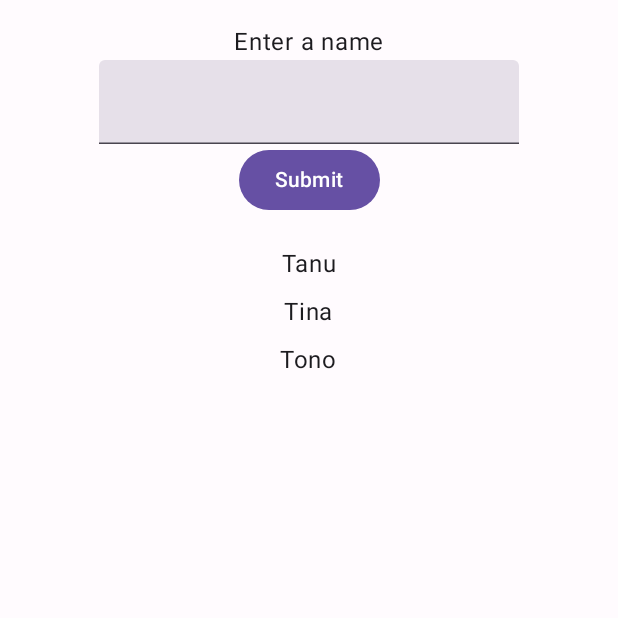
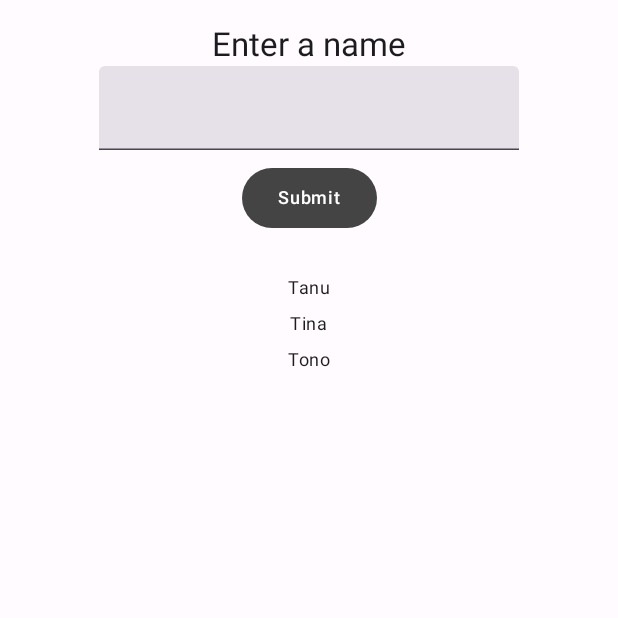
Before and after one commit to waerooo/LAB_WEEK_09, an Android app built with Jetpack Compose: the screen it shows after launch (MainActivity), on a phone screen of 412 x 824 dp, the top half of it. Run offline under Robolectric (Android 15) with nearby library versions, the phone set to English and light mode, and no system bars.

Commit message:
Commit No. 3 – UI Element and Theme

```diff
--- a/app/src/main/java/com/example/lab_week_09/MainActivity.kt
+++ b/app/src/main/java/com/example/lab_week_09/MainActivity.kt
@@ -9,7 +9,6 @@ import androidx.compose.foundation.layout.padding
 import androidx.compose.foundation.lazy.LazyColumn
 import androidx.compose.foundation.lazy.items
 import androidx.compose.foundation.text.KeyboardOptions
-import androidx.compose.material3.Button
 import androidx.compose.material3.MaterialTheme
 import androidx.compose.material3.Surface
 import androidx.compose.material3.Text
@@ -22,11 +21,14 @@ import androidx.compose.runtime.snapshots.SnapshotStateList
 import androidx.compose.ui.Alignment
 import androidx.compose.ui.Modifier
 import androidx.compose.ui.res.stringResource
-
 import androidx.compose.ui.text.input.KeyboardType
 import androidx.compose.ui.tooling.preview.Preview
 import androidx.compose.ui.unit.dp
 import com.example.lab_week_09.ui.theme.LAB_WEEK_09Theme
+import com.example.lab_week_09.R
+import com.example.lab_week_09.ui.theme.OnBackgroundItemText
+import com.example.lab_week_09.ui.theme.OnBackgroundTitleText
+import com.example.lab_week_09.ui.theme.PrimaryTextButton
 
 class MainActivity : ComponentActivity() {
     override fun onCreate(savedInstanceState: Bundle?) {
@@ -82,10 +84,16 @@ fun HomeContent(
     LazyColumn {
         item {
             Column(
-                modifier = Modifier.padding(16.dp).fillMaxSize(),
+                modifier = Modifier
+                    .padding(16.dp)
+                    .fillMaxSize(),
                 horizontalAlignment = Alignment.CenterHorizontally
             ) {
-                Text(text = stringResource(id = R.string.enter_name_hint))
+                OnBackgroundTitleText(
+                    text = stringResource(
+                        id = R.string.enter_name_hint
+                    )
+                )
 
                 TextField(
                     value = inputField.name,
@@ -97,20 +105,24 @@ fun HomeContent(
                     }
                 )
 
-                Button(onClick = {
+                PrimaryTextButton(
+                    text = stringResource(
+                        id = R.string.submit_button
+                    )
+                ) {
                     onButtonClick()
-                }) {
-                    Text(text = stringResource(id = R.string.submit_button))
                 }
             }
         }
 
         items(listData) { item ->
             Column(
-                modifier = Modifier.padding(vertical = 4.dp).fillMaxSize(),
+                modifier = Modifier
+                    .padding(vertical = 4.dp)
+                    .fillMaxSize(),
                 horizontalAlignment = Alignment.CenterHorizontally
             ) {
-                Text(text = item.name)
+                OnBackgroundItemText(text = item.name)
             }
         }
     }
--- /dev/null
+++ b/app/src/main/java/com/example/lab_week_09/ui/theme/Elements.kt
@@ -0,0 +1,72 @@
+package com.example.lab_week_09.ui.theme
+
+import androidx.compose.foundation.layout.padding
+import androidx.compose.material3.Button
+import androidx.compose.material3.ButtonDefaults
+import androidx.compose.material3.MaterialTheme
+import androidx.compose.material3.Text
+import androidx.compose.runtime.Composable
+import androidx.compose.ui.Modifier
+import androidx.compose.ui.graphics.Color
+import androidx.compose.ui.unit.dp
+
+@Composable
+fun OnBackgroundTitleText(text: String) {
+    TitleText(
+        text = text,
+        color = MaterialTheme.colorScheme.onBackground
+    )
+}
+
+@Composable
+fun TitleText(text: String, color: Color) {
+    Text(
+        text = text,
+        style = MaterialTheme.typography.titleLarge,
+        color = color
+    )
+}
+
+@Composable
+fun OnBackgroundItemText(text: String) {
+    ItemText(
+        text = text,
+        color = MaterialTheme.colorScheme.onBackground
+    )
+}
+
+@Composable
+fun ItemText(text: String, color: Color) {
+    Text(
+        text = text,
+        style = MaterialTheme.typography.bodySmall,
+        color = color
+    )
+}
+
+@Composable
+fun PrimaryTextButton(text: String, onClick: () -> Unit) {
+    TextButton(
+        text = text,
+        textColor = Color.White,
+        onClick = onClick
+    )
+}
+
+@Composable
+fun TextButton(text: String, textColor: Color, onClick: () -> Unit) {
+    Button(
+        onClick = onClick,
+        modifier = Modifier.padding(8.dp),
+        colors = ButtonDefaults
+            .buttonColors(
+                containerColor = Color.DarkGray,
+                contentColor = textColor
+            )
+    ) {
+        Text(
+            text = text,
+            style = MaterialTheme.typography.labelMedium
+        )
+    }
+}
```
